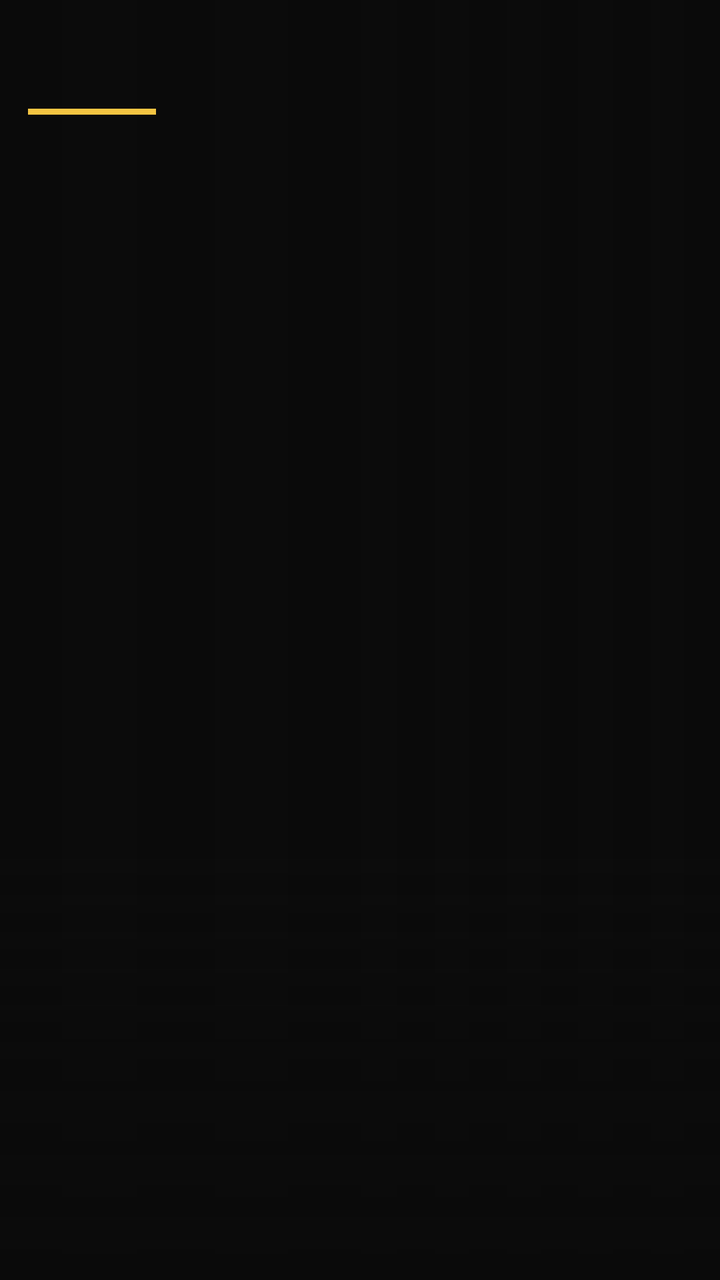
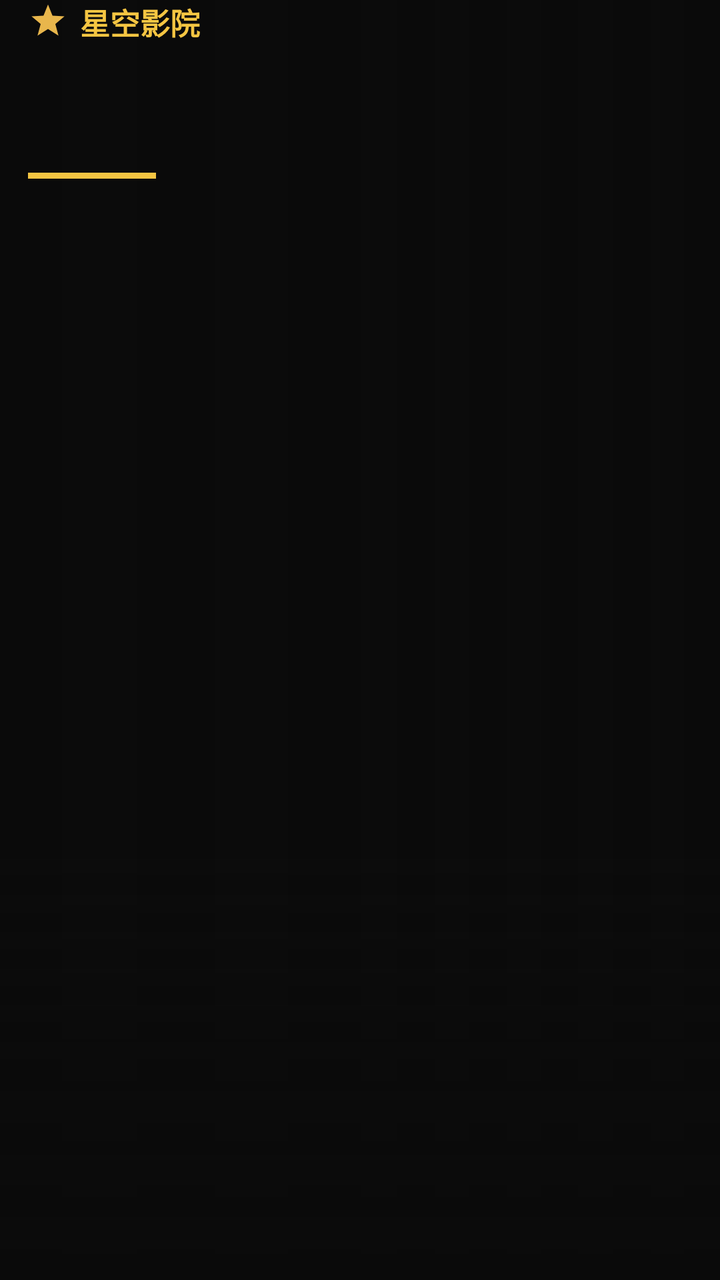

Before-and-after screenshots of an Android layout around one commit, followed by the original layout XML and the change that was made.
<!-- AndroidManifest.xml: application theme Theme.StarCinema -->
<!-- res/layout/fragment_detail.xml -->
<?xml version="1.0" encoding="utf-8"?>
<FrameLayout xmlns:android="http://schemas.android.com/apk/res/android"
    xmlns:app="http://schemas.android.com/apk/res-auto"
    android:layout_width="match_parent"
    android:layout_height="match_parent"
    android:clipChildren="false">

    <ImageView
        android:id="@+id/background"
        android:layout_width="match_parent"
        android:layout_height="match_parent"
        android:scaleType="centerCrop" />

    <View
        android:layout_width="match_parent"
        android:layout_height="match_parent"
        android:background="@drawable/bg_detail_left_gradient" />

    <View
        android:layout_width="match_parent"
        android:layout_height="220dp"
        android:layout_gravity="bottom"
        android:background="@drawable/bg_detail_bottom_gradient" />

    <ScrollView
        android:layout_width="match_parent"
        android:layout_height="match_parent"
        android:descendantFocusability="afterDescendants"
        android:focusable="false"
        android:clipChildren="false"
        android:clipToPadding="false"
        android:fillViewport="true">

        <LinearLayout
            android:layout_width="match_parent"
            android:layout_height="wrap_content"
            android:orientation="vertical"
            android:clipChildren="false"
            android:focusable="false">

            
            <LinearLayout
                android:id="@+id/name_box"
                android:layout_width="wrap_content"
                android:layout_height="wrap_content"
                android:orientation="vertical"
                android:focusable="true"
                android:nextFocusUp="@id/name_box"
                android:nextFocusDown="@id/overviewText"
                android:paddingHorizontal="14dp">

                <TextView
                    android:id="@+id/itemTitle"
                    android:layout_width="wrap_content"
                    android:layout_height="wrap_content"
                    android:textColor="@color/gold_primary"
                    android:textSize="36sp"
                    android:textStyle="bold"
                    android:maxLines="2"
                    android:ellipsize="end"
                    android:shadowColor="#80000000"
                    android:shadowDx="1"
                    android:shadowDy="1"
                    android:shadowRadius="4" />

                <View
                    android:layout_width="64dp"
                    android:layout_height="3dp"
                    android:layout_marginTop="6dp"
                    android:background="@color/gold_primary" />
            </LinearLayout>

            
            <LinearLayout
                android:id="@+id/infoRow"
                android:layout_width="wrap_content"
                android:layout_height="wrap_content"
                android:orientation="horizontal"
                android:paddingHorizontal="14dp"
                android:layout_marginTop="6dp"
                android:visibility="gone">

                <TextView
                    android:id="@+id/yearText"
                    android:layout_width="wrap_content"
                    android:layout_height="wrap_content"
                    android:textColor="@color/text_secondary"
                    android:textSize="22sp"
                    android:visibility="gone" />

                <TextView
                    android:id="@+id/metaSep1"
                    android:layout_width="wrap_content"
                    android:layout_height="wrap_content"
                    android:text="·"
                    android:textColor="@color/text_secondary"
                    android:textSize="22sp"
                    android:layout_marginStart="8dp"
                    android:visibility="gone" />

                <TextView
                    android:id="@+id/runtimeText"
                    android:layout_width="wrap_content"
                    android:layout_height="wrap_content"
                    android:textColor="@color/text_secondary"
                    android:textSize="22sp"
                    android:layout_marginStart="8dp"
                    android:visibility="gone" />

                <TextView
                    android:id="@+id/metaSep2"
                    android:layout_width="wrap_content"
                    android:layout_height="wrap_content"
                    android:text="·"
                    android:textColor="@color/text_secondary"
                    android:textSize="22sp"
                    android:layout_marginStart="8dp"
                    android:visibility="gone" />

                <TextView
                    android:id="@+id/ratingText"
                    android:layout_width="wrap_content"
                    android:layout_height="wrap_content"
                    android:textColor="@color/gold_primary"
                    android:textSize="22sp"
                    android:textStyle="bold"
                    android:layout_marginStart="8dp"
                    android:visibility="gone" />
            </LinearLayout>

            
            <TextView
                android:id="@+id/overviewText"
                android:layout_width="match_parent"
                android:layout_height="wrap_content"
                android:paddingHorizontal="14dp"
                android:paddingTop="8dp"
                android:paddingBottom="4dp"
                android:textColor="@color/text_primary"
                android:textSize="22sp"
                android:maxLines="2"
                android:ellipsize="end"
                android:focusable="true"
                android:nextFocusDown="@id/actionBtnContainer"
                android:visibility="gone" />

            
            <HorizontalScrollView
                android:layout_width="match_parent"
                android:layout_height="wrap_content"
                android:scrollbars="none"
                android:focusable="false"
                android:paddingHorizontal="14dp">

                <LinearLayout
                    android:id="@+id/actionBtnContainer"
                    android:layout_width="wrap_content"
                    android:layout_height="wrap_content"
                    android:orientation="horizontal" />
            </HorizontalScrollView>

            
            <LinearLayout
                android:id="@+id/castSection"
                android:layout_width="match_parent"
                android:layout_height="wrap_content"
                android:orientation="vertical"
                android:clipChildren="false"
                android:visibility="gone">

                <LinearLayout
                    android:layout_width="wrap_content"
                    android:layout_height="wrap_content"
                    android:orientation="horizontal"
                    android:gravity="center_vertical"
                    android:padding="20dp"
                    android:paddingBottom="8dp">

                    <View
                        android:layout_width="5dp"
                        android:layout_height="20dp"
                        android:layout_marginEnd="10dp"
                        android:background="@color/gold_primary" />

                    <TextView
                        android:layout_width="wrap_content"
                        android:layout_height="wrap_content"
                        android:text="主演"
                        android:textColor="@color/gold_primary"
                        android:textSize="18sp"
                        android:textStyle="bold" />
                </LinearLayout>

                <androidx.recyclerview.widget.RecyclerView
                    android:id="@+id/castRecyclerView"
                    android:layout_width="match_parent"
                    android:layout_height="wrap_content"
                    android:orientation="horizontal"
                    android:clipChildren="false"
                    android:clipToPadding="false"
                    android:paddingStart="20dp"
                    android:paddingEnd="20dp" />
            </LinearLayout>

            
            <LinearLayout
                android:id="@+id/episodesSection"
                android:layout_width="match_parent"
                android:layout_height="wrap_content"
                android:orientation="vertical"
                android:clipChildren="false"
                android:nextFocusDown="@id/recommendSection"
                android:visibility="gone">

                <LinearLayout
                    android:layout_width="wrap_content"
                    android:layout_height="wrap_content"
                    android:orientation="horizontal"
                    android:gravity="center_vertical"
                    android:padding="20dp"
                    android:paddingBottom="8dp">

                    <View
                        android:layout_width="5dp"
                        android:layout_height="20dp"
                        android:layout_marginEnd="10dp"
                        android:background="@color/gold_primary" />

                    <TextView
                        android:layout_width="wrap_content"
                        android:layout_height="wrap_content"
                        android:text="分季"
                        android:textColor="@color/text_primary"
                        android:textSize="18sp"
                        android:textStyle="bold" />
                </LinearLayout>

                <androidx.recyclerview.widget.RecyclerView
                    android:id="@+id/seasonRecyclerView"
                    android:layout_width="match_parent"
                    android:layout_height="wrap_content"
                    android:orientation="horizontal"
                    android:clipChildren="false"
                    android:clipToPadding="false"
                    android:paddingStart="20dp"
                    android:paddingEnd="20dp" />

                <LinearLayout
                    android:layout_width="wrap_content"
                    android:layout_height="wrap_content"
                    android:orientation="horizontal"
                    android:gravity="center_vertical"
                    android:padding="20dp"
                    android:paddingBottom="8dp"
                    android:paddingTop="16dp">

                    <View
                        android:layout_width="5dp"
                        android:layout_height="20dp"
                        android:layout_marginEnd="10dp"
                        android:background="@color/gold_primary" />

                    <TextView
                        android:id="@+id/episodeRowTitle"
                        android:layout_width="wrap_content"
                        android:layout_height="wrap_content"
                        android:text="剧集"
                        android:textColor="@color/text_primary"
                        android:textSize="18sp"
                        android:textStyle="bold" />
                </LinearLayout>

                <androidx.recyclerview.widget.RecyclerView
                    android:id="@+id/episodeRecyclerView"
                    android:layout_width="match_parent"
                    android:layout_height="wrap_content"
                    android:orientation="horizontal"
                    android:clipChildren="false"
                    android:clipToPadding="false"
                    android:paddingStart="20dp"
                    android:paddingEnd="20dp" />
            </LinearLayout>

            
            <LinearLayout
                android:id="@+id/recommendSection"
                android:layout_width="match_parent"
                android:layout_height="wrap_content"
                android:orientation="vertical"
                android:clipChildren="false"
                android:visibility="gone">

                <LinearLayout
                    android:layout_width="wrap_content"
                    android:layout_height="wrap_content"
                    android:orientation="horizontal"
                    android:gravity="center_vertical"
                    android:padding="20dp"
                    android:paddingBottom="8dp">

                    <View
                        android:layout_width="5dp"
                        android:layout_height="20dp"
                        android:layout_marginEnd="10dp"
                        android:background="@color/gold_primary" />

                    <TextView
                        android:layout_width="wrap_content"
                        android:layout_height="wrap_content"
                        android:text="相关推荐"
                        android:textColor="@color/gold_primary"
                        android:textSize="18sp"
                        android:textStyle="bold" />
                </LinearLayout>

                <androidx.recyclerview.widget.RecyclerView
                    android:id="@+id/recommendRecyclerView"
                    android:layout_width="match_parent"
                    android:layout_height="wrap_content"
                    android:orientation="horizontal"
                    android:clipChildren="false"
                    android:clipToPadding="false"
                    android:paddingStart="20dp"
                    android:paddingEnd="20dp" />
            </LinearLayout>

            
            <LinearLayout
                android:id="@+id/mediaInfoRow"
                android:layout_width="match_parent"
                android:layout_height="wrap_content"
                android:layout_marginStart="20dp"
                android:layout_marginEnd="20dp"
                android:layout_marginTop="8dp"
                android:orientation="horizontal"
                android:visibility="gone">

                <LinearLayout
                    android:id="@+id/videoInfoCard"
                    android:layout_width="0dp"
                    android:layout_height="wrap_content"
                    android:layout_weight="1"
                    android:layout_marginEnd="12dp"
                    android:background="@drawable/bg_media_info_card"
                    android:orientation="vertical"
                    android:padding="16dp" />

                <LinearLayout
                    android:id="@+id/audioInfoCard"
                    android:layout_width="0dp"
                    android:layout_height="wrap_content"
                    android:layout_weight="1"
                    android:layout_marginEnd="12dp"
                    android:background="@drawable/bg_media_info_card"
                    android:orientation="vertical"
                    android:padding="16dp" />

                <LinearLayout
                    android:id="@+id/subtitleInfoCard"
                    android:layout_width="0dp"
                    android:layout_height="wrap_content"
                    android:layout_weight="1"
                    android:background="@drawable/bg_media_info_card"
                    android:orientation="vertical"
                    android:padding="16dp" />
            </LinearLayout>
        </LinearLayout>
    </ScrollView>

    <ProgressBar
        android:id="@+id/loadingIndicator"
        style="?android:attr/progressBarStyleLarge"
        android:layout_width="48dp"
        android:layout_height="48dp"
        android:layout_gravity="center"
        android:visibility="gone" />
</FrameLayout>
<!-- resources referenced by this layout -->
<resources>
  <color name="gold_primary">#F5C542</color>
  <color name="text_primary">#FFFFFF</color>
  <color name="text_secondary">#B0B0B0</color>
  <!-- drawable bg_detail_bottom_gradient (drawable) -->
  <?xml version="1.0" encoding="utf-8"?>
  <shape xmlns:android="http://schemas.android.com/apk/res/android" android:shape="rectangle">
      <gradient
          android:startColor="#000A0A0A"
          android:centerColor="#990A0A0A"
          android:endColor="#F20A0A0A"
          android:angle="270" />
  </shape>
  <!-- drawable bg_detail_left_gradient (drawable) -->
  <?xml version="1.0" encoding="utf-8"?>
  <shape xmlns:android="http://schemas.android.com/apk/res/android" android:shape="rectangle">
      <gradient
          android:startColor="#F00A0A0A"
          android:centerColor="#B30A0A0A"
          android:endColor="#330A0A0A"
          android:angle="0" />
  </shape>
  <!-- drawable bg_media_info_card (drawable) -->
  <?xml version="1.0" encoding="utf-8"?>
  <shape xmlns:android="http://schemas.android.com/apk/res/android" android:shape="rectangle">
      <corners android:radius="16dp" />
      <solid android:color="#1A1A1A" />
      <stroke android:width="1dp" android:color="#33F5C542" />
  </shape>
  <style name="Theme.StarCinema" parent="Theme.Material3.Dark.NoActionBar">
          <item name="android:windowBackground">@color/bg_primary</item>
          <item name="android:colorBackground">@color/bg_primary</item>
          <item name="colorPrimary">@color/gold_primary</item>
          <item name="colorOnPrimary">@color/bg_primary</item>
          <item name="colorPrimaryContainer">@color/bg_card</item>
          <item name="colorOnPrimaryContainer">@color/text_primary</item>
          <item name="colorSecondary">@color/gold_primary</item>
          <item name="colorOnSecondary">@color/bg_primary</item>
          <item name="colorSurface">@color/bg_primary</item>
          <item name="colorOnSurface">@color/text_primary</item>
          <item name="colorSurfaceVariant">@color/bg_card</item>
          <item name="colorOnSurfaceVariant">@color/text_secondary</item>
          <item name="colorOutline">@color/gold_dark</item>
          <item name="android:statusBarColor">@color/bg_primary</item>
          <item name="android:navigationBarColor">@color/bg_primary</item>
      </style>
  <color name="bg_primary">#0A0A0A</color>
  <color name="bg_card">#1A1A1A</color>
  <color name="gold_dark">#B8860B</color>
</resources>

<!-- the commit's change to res/layout/fragment_detail.xml (unified diff, before → after) -->
@@ -48,6 +48,30 @@
                 android:nextFocusUp="@id/name_box"
                 android:nextFocusDown="@id/overviewText"
                 android:paddingHorizontal="14dp">
+
+                
+                <LinearLayout
+                    android:layout_width="wrap_content"
+                    android:layout_height="wrap_content"
+                    android:orientation="horizontal"
+                    android:gravity="center_vertical"
+                    android:layout_marginBottom="10dp">
+
+                    <ImageView
+                        android:layout_width="20dp"
+                        android:layout_height="20dp"
+                        android:src="@drawable/ic_logo_star"
+                        android:contentDescription="@string/app_name" />
+
+                    <TextView
+                        android:layout_width="wrap_content"
+                        android:layout_height="wrap_content"
+                        android:layout_marginStart="6dp"
+                        android:text="@string/app_name"
+                        android:textColor="@color/gold_primary"
+                        android:textSize="15sp"
+                        android:textStyle="bold" />
+                </LinearLayout>
 
                 <TextView
                     android:id="@+id/itemTitle"
<!-- resource entries referenced after the edit -->
@@ -28,6 +28,16 @@
       <solid android:color="#1A1A1A" />
       <stroke android:width="1dp" android:color="#33F5C542" />
   </shape>
+  <!-- drawable ic_logo_star (drawable) -->
+  <?xml version="1.0" encoding="utf-8"?>
+  <vector xmlns:android="http://schemas.android.com/apk/res/android"
+      android:width="28dp" android:height="28dp"
+      android:viewportWidth="24" android:viewportHeight="24">
+      <path
+          android:fillColor="#E8B64C"
+          android:pathData="M12,1.5 L14.7,8.2 L21.9,8.6 L16.4,13.2 L18.3,20.2 L12,16.2 L5.7,20.2 L7.6,13.2 L2.1,8.6 L9.3,8.2 Z" />
+  </vector>
+  <string name="app_name">星空影院</string>
   <style name="Theme.StarCinema" parent="Theme.Material3.Dark.NoActionBar">
           <item name="android:windowBackground">@color/bg_primary</item>
           <item name="android:colorBackground">@color/bg_primary</item>
